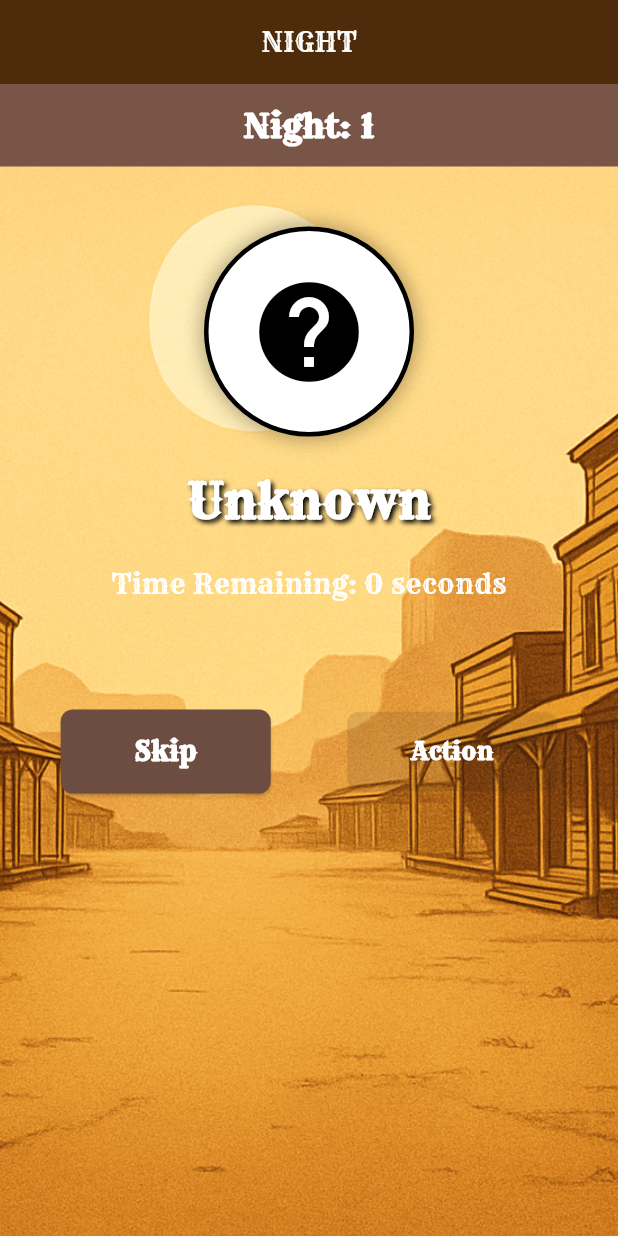
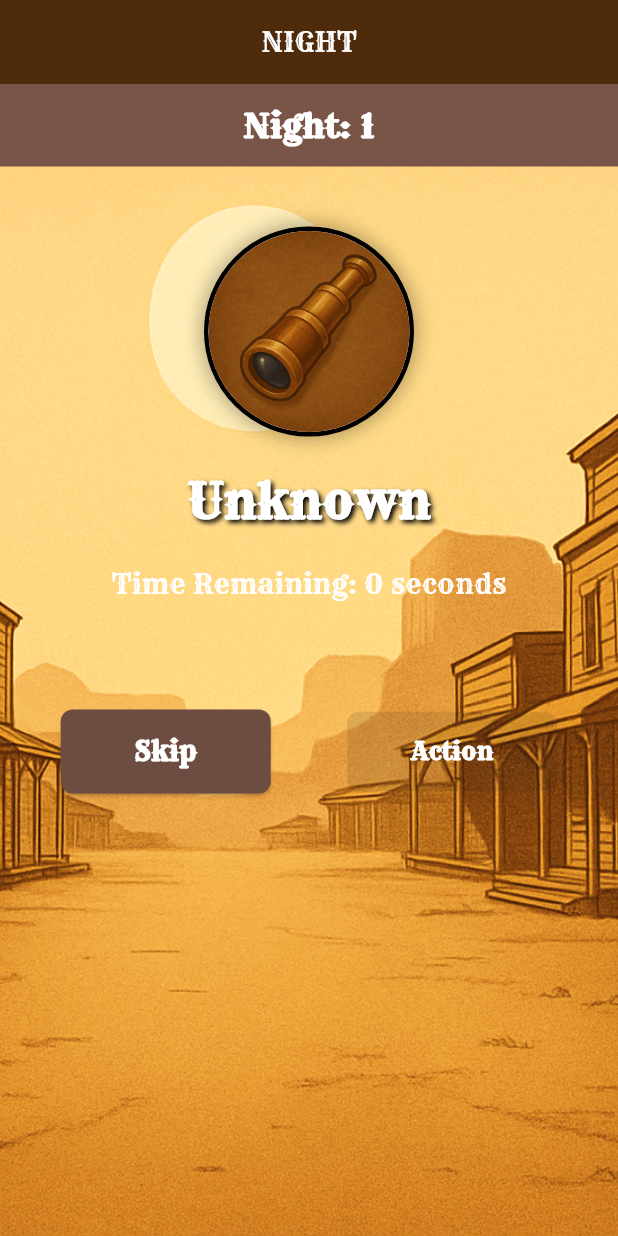
Before and after one commit to cihatemrevrds/noondaygame, a Flutter app: the GameScreen screen opened directly with empty values, on a phone screen of 412 x 824 dp. Run offline on Flutter 3.47's test engine with Material 3 defaults, Android fonts, the phone set to English and light mode, and no system bars; our stand-ins replace cloud_firestore, firebase_auth, firebase_core; accounts and stored records are empty.

Commit message:
feci güncelleme

```diff
--- a/lib/screens/night_phase_screen.dart
+++ b/lib/screens/night_phase_screen.dart
@@ -2,7 +2,7 @@ import 'dart:async';
 import 'package:flutter/material.dart';
 import '../services/lobby_service.dart';
 import '../models/player.dart';
-import '../widgets/role_utils.dart';
+import '../utils/role_icons.dart';
 
 class NightPhaseScreen extends StatefulWidget {
   final String lobbyCode;
@@ -37,19 +37,16 @@ class NightPhaseScreen extends StatefulWidget {
 class _NightPhaseScreenState extends State<NightPhaseScreen> {
   String? _selectedPlayerId; // Track the selected player
   Timer? _timer;
-  Map<String, dynamic>? _settings;
   int _remainingTime = 0;
 
   Future<Map<String, dynamic>> _fetchLobbySettings() async {
     return await LobbyService().getLobbySettings(widget.lobbyCode);
   }
-
   @override
   void initState() {
     super.initState();
     _fetchLobbySettings().then((settings) {
       setState(() {
-        _settings = settings;
         _remainingTime = settings['nightPhaseDuration'] ?? 60; // Convert minutes to seconds
       });
       _startTimer();
@@ -72,13 +69,7 @@ class _NightPhaseScreenState extends State<NightPhaseScreen> {
   void dispose() {
     _timer?.cancel();
     super.dispose();
-  }
-
-  Widget _buildNightActionUI() {
-    // Rol rengini ve ikonunu belirle
-    Color roleColor = RoleUtils.getRoleColor(widget.myRole ?? 'Unknown');
-    IconData roleIcon = RoleUtils.getRoleIcon(widget.myRole ?? 'Unknown');
-
+  }  Widget _buildNightActionUI() {
     return Stack(
       children: [
         // Background image
@@ -87,7 +78,7 @@ class _NightPhaseScreenState extends State<NightPhaseScreen> {
             'assets/images/western_town_bg.png',
             fit: BoxFit.cover,
           ),
-        ),        // Foreground content
+        ),// Foreground content
         Column(
           children: [
             // Night bar at the top
@@ -126,11 +117,9 @@ class _NightPhaseScreenState extends State<NightPhaseScreen> {
                     spreadRadius: 2,
                   ),
                 ],
-              ),
-              child: Icon(
-                roleIcon,
+              ),              child: RoleIcons.buildRoleIcon(
+                roleName: widget.myRole ?? 'Unknown',
                 size: 80,
-                color: roleColor,
               ),
             ),
             const SizedBox(height: 20),
--- /dev/null
+++ b/lib/utils/role_icons.dart
@@ -0,0 +1,120 @@
+import 'package:flutter/material.dart';
+
+/// Bu sınıf, oyundaki rol ikonlarını yönetmek için kullanılır.
+/// Roller için ikonları merkezi bir yerden yönetmeyi sağlar.
+class RoleIcons {
+  // Rol ikon yolları için temel dizin
+  static const String _basePath = 'assets/images/roles/';
+
+  // Her rol için sabit yollar (JPG formatında)
+  static const String peeper = '${_basePath}peeper.jpg';
+  static const String doctor = '${_basePath}doctor.jpg';
+  static const String sheriff = '${_basePath}sheriff.jpg';
+  static const String escort = '${_basePath}escort.jpg';
+  static const String gunman = '${_basePath}gunman.jpg';
+  static const String gunslinger = '${_basePath}gunslinger.jpg';
+  static const String jester = '${_basePath}jester.jpg';
+  static const String chieftain = '${_basePath}chieftain.jpg';
+
+  /// Rol ismine göre ikon yolu döndürür
+  static String getRoleIconPath(String roleName) {
+    switch (roleName.toLowerCase()) {
+      case 'peeper': return peeper;
+      case 'doctor': return doctor;
+      case 'sheriff': return sheriff;
+      case 'escort': return escort;
+      case 'gunman': return gunman;
+      case 'gunslinger': return gunslinger;
+      case 'jester': return jester;      case 'chieftain': return chieftain;
+      default: return peeper; // Bilinmeyen rol için varsayılan ikon olarak peeper kullanılıyor
+    }
+  }
+
+  /// Rol ikonu widget'ı oluşturur
+  static Widget buildRoleIcon({
+    required String roleName,
+    double size = 40.0,
+    bool withBackground = false,
+    Color backgroundColor = Colors.white,
+    double backgroundRadius = 50.0,
+  }) {
+    final iconPath = getRoleIconPath(roleName);
+
+    // Yuvarlak ikon için ClipOval kullanılıyor, ClipRRect yerine
+    Widget icon = Container(
+      width: size,
+      height: size,
+      child: ClipOval(
+        child: Image.asset(
+          iconPath,
+          width: size,
+          height: size,
+          fit: BoxFit.cover, // Resmi tam olarak dolduracak şekilde kırp
+        ),
+      ),
+    );
+
+    if (withBackground) {
+      return Container(
+        width: size * 1.5,
+        height: size * 1.5,
+        decoration: BoxDecoration(
+          color: backgroundColor,
+          shape: BoxShape.circle,
+          boxShadow: [
+            BoxShadow(
+              color: Colors.black.withOpacity(0.3),
+              blurRadius: 5,
+              spreadRadius: 1,
+            ),
+          ],
+        ),
+        child: Center(child: icon),
+      );
+    }
+
+    return icon;
+  }
+
+  /// Oyun içi görüntülenecek büyük rol ikonu oluşturur
+  static Widget buildGameRoleIcon({
+    required String roleName,
+    double size = 70.0,
+    bool withText = true,
+    TextStyle? textStyle,
+  }) {
+    Widget icon = RoleIcons.buildRoleIcon(
+      roleName: roleName,
+      size: size,
+      withBackground: true,
+      backgroundColor: Colors.white,
+    );
+
+    if (!withText) {
+      return icon;
+    }
+
+    return Column(
+      mainAxisSize: MainAxisSize.min,
+      children: [
+        icon,
+        const SizedBox(height: 10),
+        Text(
+          roleName.substring(0, 1).toUpperCase() + roleName.substring(1),
+          style: textStyle ?? const TextStyle(
+            fontSize: 28,
+            fontWeight: FontWeight.bold,
+            color: Colors.white,
+            shadows: [
+              Shadow(
+                offset: Offset(2, 2),
+                blurRadius: 3.0,
+                color: Color.fromARGB(255, 0, 0, 0),
+              ),
+            ],
+          ),
+        ),
+      ],
+    );
+  }
+}
--- a/pubspec.yaml
+++ b/pubspec.yaml
@@ -30,6 +30,7 @@ flutter:
   assets:
     - assets/images/western_town_bg.png
     - assets/images/saloon_bg.png
+    - assets/images/roles/
 
   fonts:
     - family: Rye
```
Also changed, not shown: lib/screens/lobby_room_page.dart (+4 -34 lines), lib/widgets/role_management_dialog.dart (+5 -30 lines), lib/widgets/role_reveal_popup.dart (+6 -33 lines), assets/images/roles/chieftain.jpg (added), assets/images/roles/doctor.jpg (added), assets/images/roles/escort.jpg (added), assets/images/roles/gunman.jpg (added), assets/images/roles/gunslinger.jpg (added), assets/images/roles/jester.jpg (added), assets/images/roles/peeper.jpg (added), assets/images/roles/sheriff.jpg (added), 1 other file.
